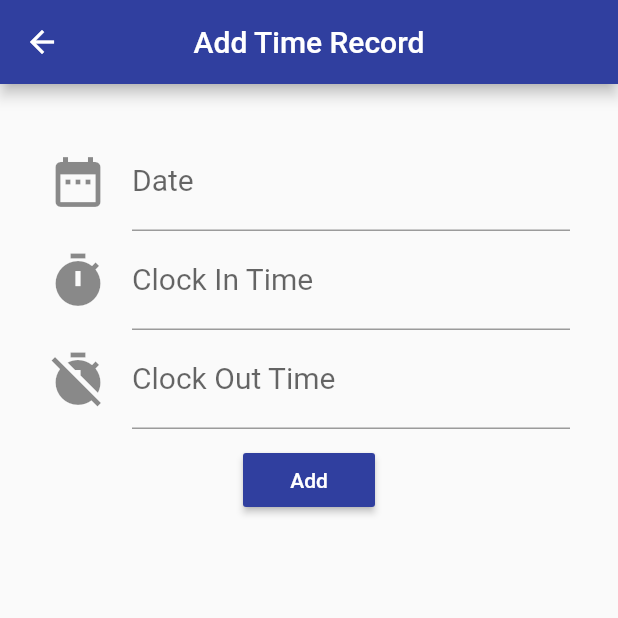
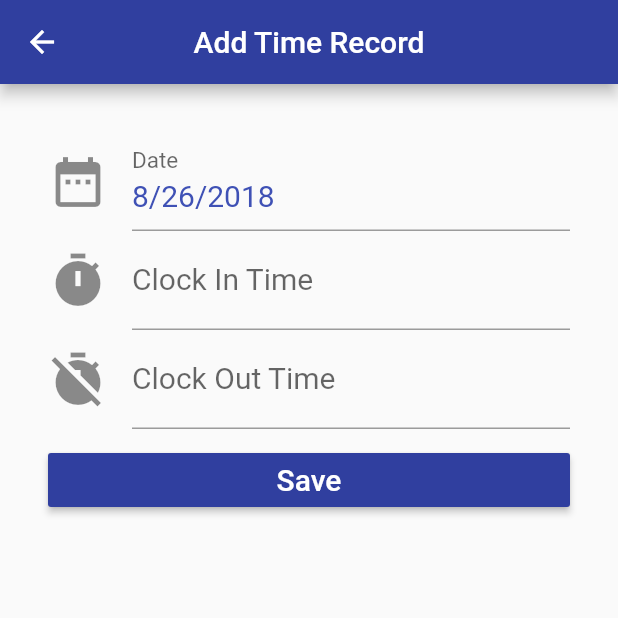
Before and after one commit to RyanKlatt/driver-manager-flutter, a Flutter app: the TimeClockCreatePage screen opened directly, on a phone screen of 412 x 824 dp, the top half of it. Run offline on Flutter 3.47's test engine with Material 2 defaults, Android fonts, the phone set to English and light mode, and no system bars; our stand-ins replace cloud_firestore, dynamic_theme, shared_preferences; accounts and stored records are empty.

Commit message:
Finished time clock UI

```diff
--- a/lib/pages/create_time_clock.dart
+++ b/lib/pages/create_time_clock.dart
@@ -16,6 +16,12 @@ class _TimeClockCreateState extends State<TimeClockCreatePage> {
   var clockInController = new TextEditingController();
   var clockOutController = new TextEditingController();
   var dateController = new TextEditingController();
+
+  @override
+  void initState() {
+    dateController.text = '${new DateFormat.yMd().format((_date))}';
+    return super.initState();
+  }
 
   Future<Null> _selectDate(BuildContext context) async {
     final DateTime picked = await showDatePicker(
@@ -81,6 +87,7 @@ class _TimeClockCreateState extends State<TimeClockCreatePage> {
       body: new Container(
         padding: new EdgeInsets.all(32.0),
         child: new Column(
+          crossAxisAlignment: CrossAxisAlignment.stretch,
           children: <Widget>[
             GestureDetector(
                 onTap: () => _selectDate(context),
@@ -134,9 +141,12 @@ class _TimeClockCreateState extends State<TimeClockCreatePage> {
             RaisedButton(
               color: Theme.of(context).primaryColor,
               textColor: Colors.white,
-              child: Text('Add'),
+              child: Text(
+                'Save',
+                style: TextStyle(fontSize: 20.0),
+              ),
               onPressed: () {},
-            )
+            ),
           ],
         ),
       ),
--- a/pubspec.yaml
+++ b/pubspec.yaml
@@ -11,7 +11,6 @@ dependencies:
   intl: ^0.15.7
   cloud_firestore: ^0.7.4
   firebase_auth: ^0.5.19
-  firebase_core: ^0.2.5
 
   # The following adds the Cupertino Icons font to your application.
   # Use with the CupertinoIcons class for iOS style icons.
```
Also changed, not shown: pubspec.lock.
